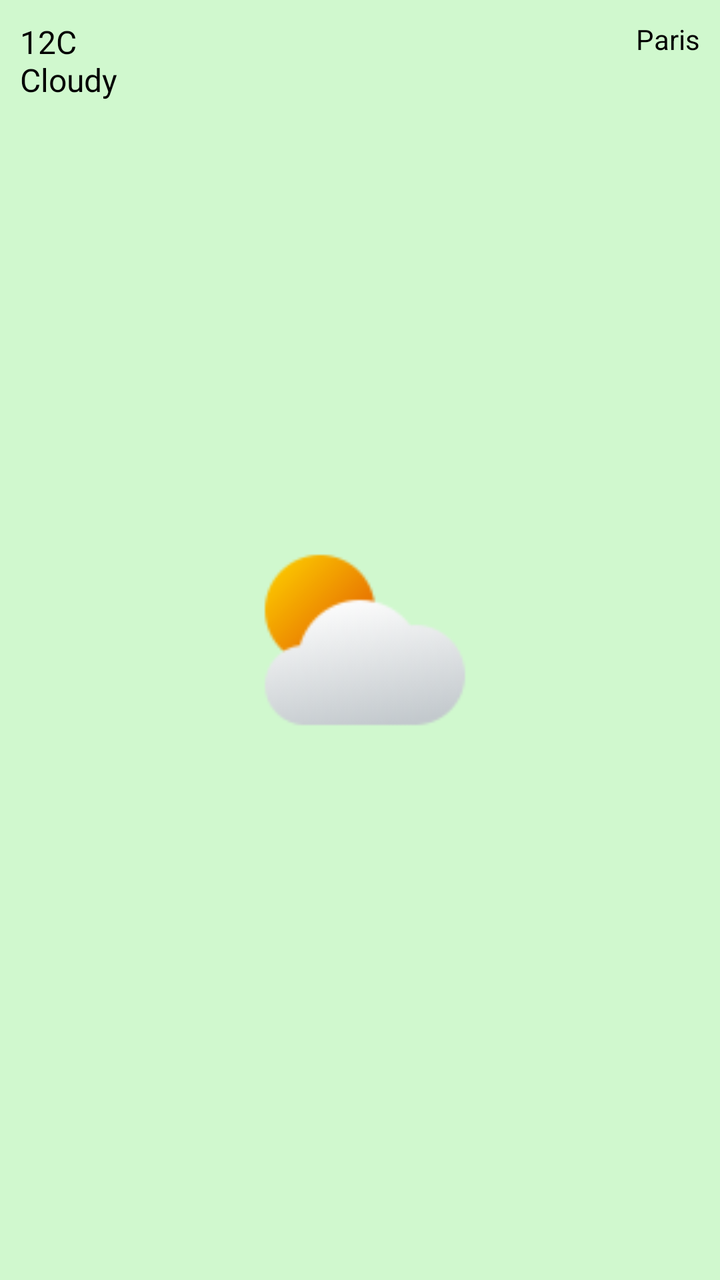
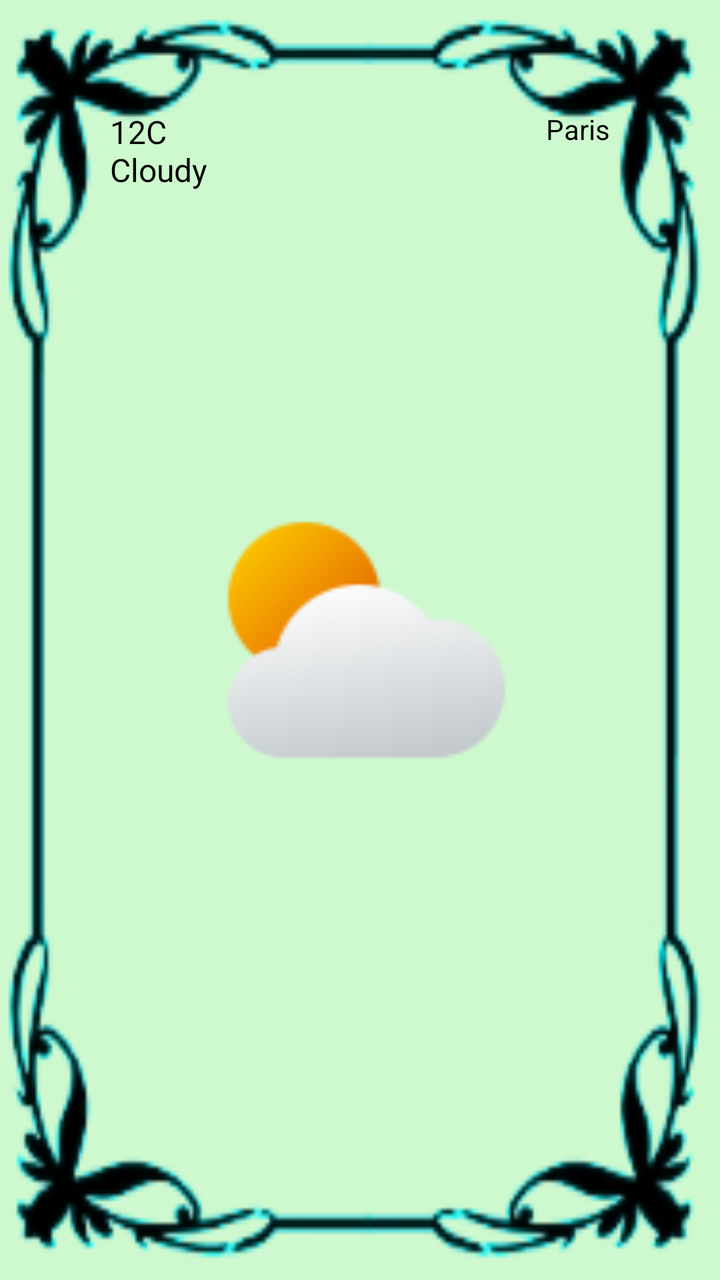

The first picture is an Android layout as it rendered before a commit; the second is the same layout after the commit. The layout source and the unified diff follow.
<!-- AndroidManifest.xml: application theme Theme.AppCompat.Light.DarkActionBar -->
<!-- res/layout/fragment_weather.xml -->
<?xml version="1.0" encoding="utf-8"?>
<RelativeLayout xmlns:android="http://schemas.android.com/apk/res/android"
    xmlns:app="http://schemas.android.com/apk/res-auto"
    xmlns:tools="http://schemas.android.com/tools"
    android:layout_width="match_parent"
    android:layout_height="match_parent"
    android:fitsSystemWindows="true"
    android:background="#d0f8ce"
    tools:context=".WeatherFragment">

    <TextView
        android:id="@+id/tv_city"
        android:layout_width="wrap_content"
        android:layout_height="wrap_content"
        android:layout_alignParentTop="true"
        android:layout_alignParentEnd="true"
        android:layout_margin="10dp"
        android:text="Paris"
        android:textColor="#000000"
        android:textSize="14sp" />

    <TextView
        android:id="@+id/tv_weather_info"
        android:layout_width="wrap_content"
        android:layout_height="wrap_content"
        android:layout_alignParentStart="true"
        android:layout_alignParentTop="true"
        android:layout_margin="10dp"
        android:text="12C\nCloudy"
        android:textColor="#000000"
        android:textSize="16sp" />

    <ImageView
        android:id="@+id/img_weather"
        android:layout_width="120dp"
        android:layout_height="120dp"
        android:layout_centerInParent="true"
        app:srcCompat="@drawable/maincloudy"
        android:contentDescription="Weather Icon" />

</RelativeLayout>
<!-- resources referenced by this layout -->
<resources>
  <!-- drawable maincloudy: png bitmap (drawable, 2471 bytes) -->
</resources>

<!-- the commit's change to res/layout/fragment_weather.xml (unified diff, before → after) -->
@@ -1,41 +1,48 @@
 <?xml version="1.0" encoding="utf-8"?>
-<RelativeLayout xmlns:android="http://schemas.android.com/apk/res/android"
+<FrameLayout xmlns:android="http://schemas.android.com/apk/res/android"
     xmlns:app="http://schemas.android.com/apk/res-auto"
     xmlns:tools="http://schemas.android.com/tools"
     android:layout_width="match_parent"
     android:layout_height="match_parent"
-    android:fitsSystemWindows="true"
-    android:background="#d0f8ce"
-    tools:context=".WeatherFragment">
+    android:background="#d0f8ce"> 
 
-    <TextView
-        android:id="@+id/tv_city"
-        android:layout_width="wrap_content"
-        android:layout_height="wrap_content"
-        android:layout_alignParentTop="true"
-        android:layout_alignParentEnd="true"
-        android:layout_margin="10dp"
-        android:text="Paris"
-        android:textColor="#000000"
-        android:textSize="14sp" />
+    <RelativeLayout
+        android:layout_width="match_parent"
+        android:layout_height="match_parent"
+        android:background="@drawable/frame"
+        android:fitsSystemWindows="true"
+        tools:context=".WeatherFragment">
 
-    <TextView
-        android:id="@+id/tv_weather_info"
-        android:layout_width="wrap_content"
-        android:layout_height="wrap_content"
-        android:layout_alignParentStart="true"
-        android:layout_alignParentTop="true"
-        android:layout_margin="10dp"
-        android:text="12C\nCloudy"
-        android:textColor="#000000"
-        android:textSize="16sp" />
+        <TextView
+            android:id="@+id/tv_city"
+            android:layout_width="wrap_content"
+            android:layout_height="wrap_content"
+            android:layout_alignParentTop="true"
+            android:layout_alignParentEnd="true"
+            android:padding="55dp"
+            android:text="Paris"
+            android:textColor="#000000"
+            android:textSize="14sp" />
 
-    <ImageView
-        android:id="@+id/img_weather"
-        android:layout_width="120dp"
-        android:layout_height="120dp"
-        android:layout_centerInParent="true"
-        app:srcCompat="@drawable/maincloudy"
-        android:contentDescription="Weather Icon" />
+        <TextView
+            android:id="@+id/tv_weather_info"
+            android:layout_width="wrap_content"
+            android:layout_height="wrap_content"
+            android:layout_alignParentStart="true"
+            android:layout_alignParentTop="true"
+            android:padding="55dp"
+            android:text="12C\nCloudy"
+            android:textColor="#000000"
+            android:textSize="16sp" />
 
-</RelativeLayout>
+        <ImageView
+            android:id="@+id/img_weather"
+            android:layout_width="203dp"
+            android:layout_height="166dp"
+            android:layout_centerInParent="true"
+            android:contentDescription="Weather Icon"
+            app:srcCompat="@drawable/maincloudy" />
+
+    </RelativeLayout>
+
+</FrameLayout>
<!-- resource entries referenced after the edit -->
@@ -1,5 +1,6 @@
 <!-- resources referenced by this layout -->
 <resources>
+  <!-- drawable frame: png bitmap (drawable, 21322 bytes) -->
   <!-- drawable maincloudy: png bitmap (drawable, 2471 bytes) -->
 </resources>
 
